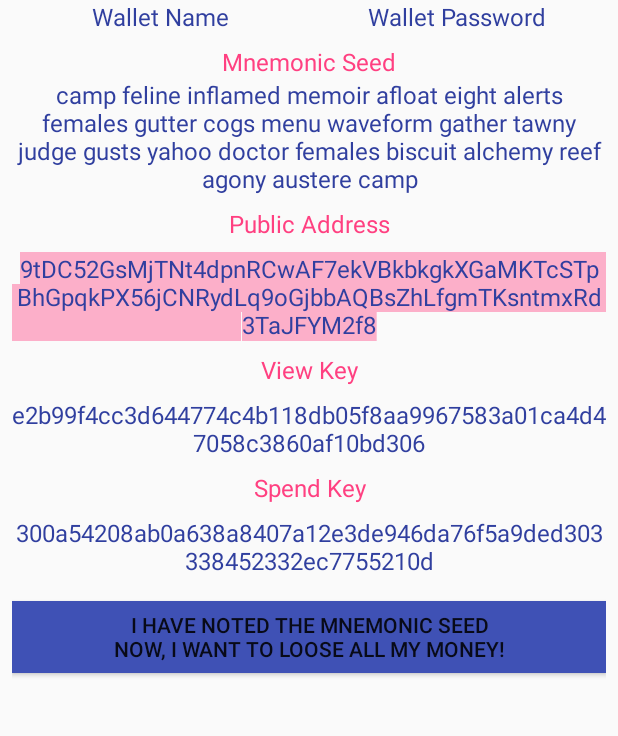
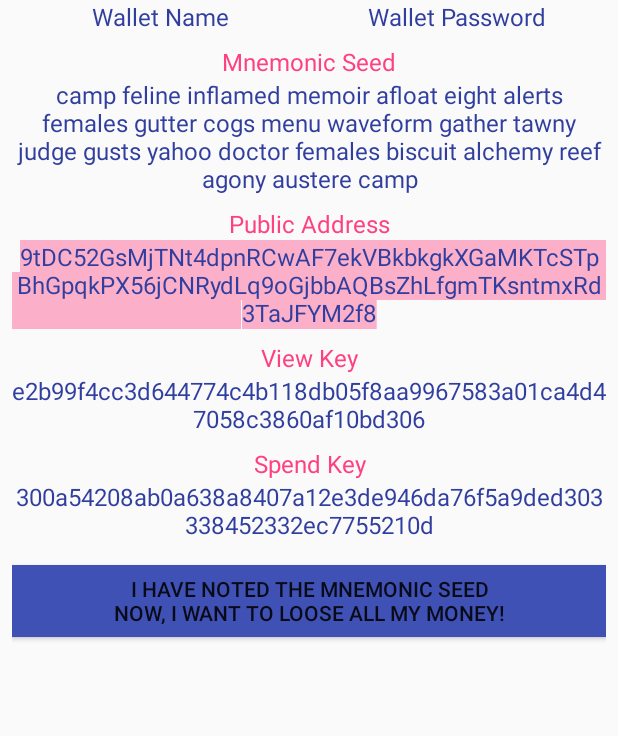
Before and after one commit to m2049r/xmrwallet, an Android app: the layout gen_review_fragment.xml on its own in the app's theme, with its tools: preview values and no code run, on a phone screen of 412 x 824 dp, the part 45-781 px from its top. Run offline under Robolectric (Android 15) with nearby library versions, the phone set to English and light mode, and no system bars.

Commit message:
UI tweaks

```diff
--- a/app/src/main/java/com/m2049r/xmrwallet/GenerateFragment.java
+++ b/app/src/main/java/com/m2049r/xmrwallet/GenerateFragment.java
@@ -20,6 +20,7 @@ import android.app.Fragment;
 import android.content.Context;
 import android.os.Bundle;
 import android.text.Editable;
+import android.text.InputType;
 import android.text.TextWatcher;
 import android.util.Log;
 import android.view.KeyEvent;
--- a/app/src/main/res/layout/gen_review_fragment.xml
+++ b/app/src/main/res/layout/gen_review_fragment.xml
@@ -40,13 +40,13 @@
         android:layout_width="fill_parent"
         android:layout_height="wrap_content"
         android:orientation="horizontal"
+        android:layout_marginBottom="8dp"
         android:weightSum="2">
 
         <TextView
             android:id="@+id/tvWalletName"
             android:layout_width="0dp"
             android:layout_height="wrap_content"
-            android:layout_marginBottom="8dp"
             android:layout_weight="1"
             android:text="@string/generate_name_hint"
             android:textAlignment="center"
@@ -57,7 +57,6 @@
             android:id="@+id/tvWalletPassword"
             android:layout_width="0dp"
             android:layout_height="wrap_content"
-            android:layout_marginBottom="8dp"
             android:layout_weight="1"
             android:text="@string/generate_password_hint"
             android:textAlignment="center"
@@ -78,7 +77,6 @@
         android:id="@+id/tvWalletMnemonic"
         android:layout_width="match_parent"
         android:layout_height="wrap_content"
-        android:layout_marginBottom="8dp"
         android:text="@string/generate_mnemonic_placeholder"
         android:textAlignment="center"
         android:textColor="@color/colorPrimaryDark"
@@ -88,6 +86,7 @@
         android:id="@+id/tvWalletAddressLabel"
         android:layout_width="match_parent"
         android:layout_height="wrap_content"
+        android:layout_marginTop="8dp"
         android:text="@string/generate_address_label"
         android:textAlignment="center"
         android:textColor="@color/colorAccent"
@@ -97,8 +96,6 @@
         android:id="@+id/tvWalletAddress"
         android:layout_width="match_parent"
         android:layout_height="wrap_content"
-        android:layout_marginBottom="8dp"
-        android:layout_marginTop="8dp"
         android:selectAllOnFocus="true"
         android:text="@string/generate_address_placeholder"
         android:textAlignment="center"
@@ -110,6 +107,7 @@
         android:id="@+id/tvWalletViewKeyLabel"
         android:layout_width="match_parent"
         android:layout_height="wrap_content"
+        android:layout_marginTop="8dp"
         android:text="@string/generate_viewkey_label"
         android:textAlignment="center"
         android:textColor="@color/colorAccent"
@@ -119,8 +117,6 @@
         android:id="@+id/tvWalletViewKey"
         android:layout_width="match_parent"
         android:layout_height="wrap_content"
-        android:layout_marginBottom="8dp"
-        android:layout_marginTop="8dp"
         android:selectAllOnFocus="true"
         android:text="@string/generate_viewkey_placeholder"
         android:textAlignment="center"
@@ -132,6 +128,7 @@
         android:id="@+id/tvWalletSpendKeyLabel"
         android:layout_width="match_parent"
         android:layout_height="wrap_content"
+        android:layout_marginTop="8dp"
         android:text="@string/generate_spendkey_label"
         android:textAlignment="center"
         android:textColor="@color/colorAccent"
@@ -141,8 +138,6 @@
         android:id="@+id/tvWalletSpendKey"
         android:layout_width="match_parent"
         android:layout_height="wrap_content"
-        android:layout_marginBottom="8dp"
-        android:layout_marginTop="8dp"
         android:selectAllOnFocus="true"
         android:text="@string/generate_spendkey_placeholder"
         android:textAlignment="center"
@@ -154,8 +149,7 @@
         android:id="@+id/bAccept"
         android:layout_width="match_parent"
         android:layout_height="wrap_content"
-        android:layout_marginBottom="8dp"
-        android:layout_marginTop="8dp"
+        android:layout_marginTop="16dp"
         android:background="@color/colorPrimary"
         android:text="@string/generate_button_accept" />
 
```
Also changed, not shown: app/src/main/res/layout/gen_fragment.xml (+0 -10 lines).
